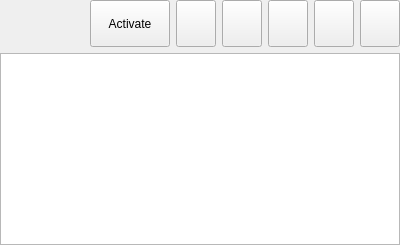
This is FiducialRegistrationWizard/Widgets/Resources/UI/qSlicerSimpleMarkupsWidget.ui in SlicerIGT/SlicerIGT as Qt 5 draws it before an edit. The edited form follows.
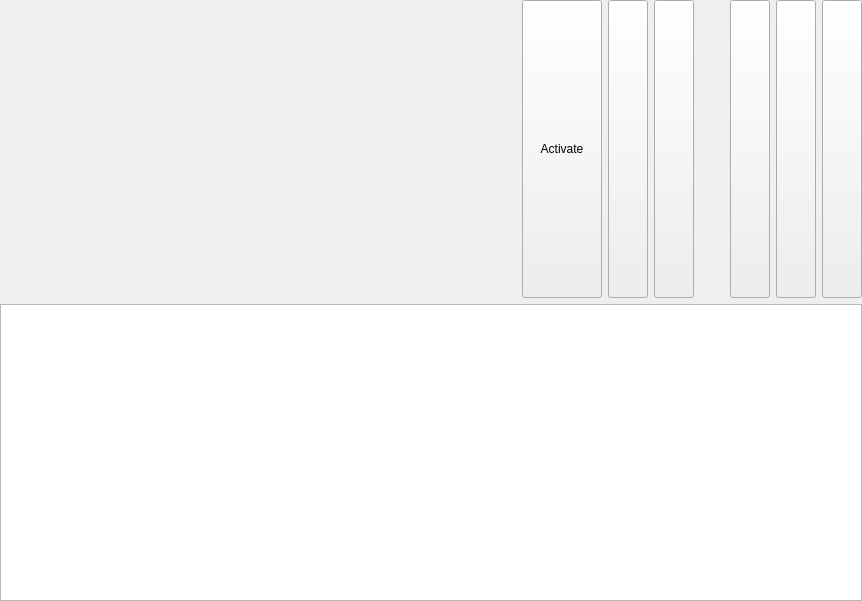
This is the edited form. Custom widgets are drawn as their Qt base class.

Commit message: Re #27: Hiding visibilty, lock, and delete buttons in an expand button.

What changed in the file:
```diff
--- a/FiducialRegistrationWizard/Widgets/Resources/UI/qSlicerSimpleMarkupsWidget.ui
+++ b/FiducialRegistrationWizard/Widgets/Resources/UI/qSlicerSimpleMarkupsWidget.ui
@@ -6,8 +6,8 @@
    <rect>
     <x>0</x>
     <y>0</y>
-    <width>400</width>
-    <height>245</height>
+    <width>862</width>
+    <height>601</height>
    </rect>
   </property>
   <property name="sizePolicy">
@@ -97,6 +97,65 @@
       </widget>
      </item>
      <item>
+      <widget class="QPushButton" name="PlaceButton">
+       <property name="sizePolicy">
+        <sizepolicy hsizetype="Fixed" vsizetype="Expanding">
+         <horstretch>0</horstretch>
+         <verstretch>0</verstretch>
+        </sizepolicy>
+       </property>
+       <property name="text">
+        <string/>
+       </property>
+       <property name="checkable">
+        <bool>true</bool>
+       </property>
+      </widget>
+     </item>
+     <item>
+      <widget class="ctkExpandButton" name="ExpandButton">
+       <property name="sizePolicy">
+        <sizepolicy hsizetype="Fixed" vsizetype="Expanding">
+         <horstretch>0</horstretch>
+         <verstretch>0</verstretch>
+        </sizepolicy>
+       </property>
+       <property name="locale">
+        <locale language="English" country="Canada"/>
+       </property>
+       <property name="checked">
+        <bool>false</bool>
+       </property>
+       <property name="autoRaise">
+        <bool>true</bool>
+       </property>
+       <property name="mirrorOnExpand">
+        <bool>true</bool>
+       </property>
+      </widget>
+     </item>
+     <item>
+      <widget class="QFrame" name="ExtraButtonsFrame">
+       <property name="sizePolicy">
+        <sizepolicy hsizetype="Fixed" vsizetype="Expanding">
+         <horstretch>0</horstretch>
+         <verstretch>0</verstretch>
+        </sizepolicy>
+       </property>
+       <property name="frameShape">
+        <enum>QFrame::NoFrame</enum>
+       </property>
+       <property name="frameShadow">
+        <enum>QFrame::Plain</enum>
+       </property>
+       <property name="lineWidth">
+        <number>0</number>
+       </property>
+       <layout class="QHBoxLayout" name="horizontalLayout_3">
+        <property name="margin">
+         <number>0</number>
+        </property>
+        <item>
       <widget class="QPushButton" name="VisibilityButton">
        <property name="sizePolicy">
         <sizepolicy hsizetype="Fixed" vsizetype="Expanding">
@@ -135,20 +194,7 @@
        </property>
       </widget>
      </item>
-     <item>
-      <widget class="QPushButton" name="PlaceButton">
-       <property name="sizePolicy">
-        <sizepolicy hsizetype="Fixed" vsizetype="Expanding">
-         <horstretch>0</horstretch>
-         <verstretch>0</verstretch>
-        </sizepolicy>
-       </property>
-       <property name="text">
-        <string/>
-       </property>
-       <property name="checkable">
-        <bool>true</bool>
-       </property>
+       </layout>
       </widget>
      </item>
     </layout>
@@ -183,6 +229,11 @@
    <extends>QPushButton</extends>
    <header>ctkColorPickerButton.h</header>
   </customwidget>
+  <customwidget>
+   <class>ctkExpandButton</class>
+   <extends>QToolButton</extends>
+   <header>ctkExpandButton.h</header>
+  </customwidget>
  </customwidgets>
  <resources/>
  <connections>
```
Left out of the diff: 16 changed lines with no effect on the pictures. Lines whose indentation alone changed are shown as unchanged. The commit also changes 1 other file.
